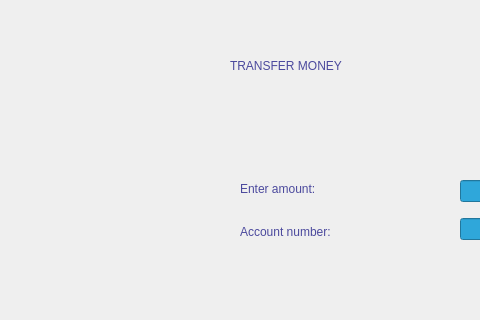
First picture: the form in view/transfer.ui, repository rawsashimi1604/1009_BankingSystem, before the edit; both pictures show x 0 to 480 and y 0 to 320 of the 954 by 507 pixel window.
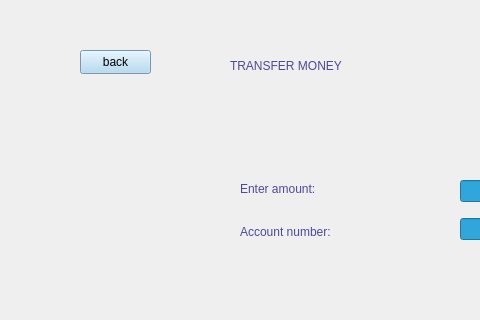
Second picture: the form after the edit.

Commit message: linked all button to their ui except for leaderboard

```diff
--- a/view/transfer.ui
+++ b/view/transfer.ui
@@ -116,6 +116,23 @@
     </item>
    </layout>
   </widget>
+  <widget class="QPushButton" name="pushButton_2">
+   <property name="geometry">
+    <rect>
+     <x>80</x>
+     <y>50</y>
+     <width>71</width>
+     <height>24</height>
+    </rect>
+   </property>
+   <property name="styleSheet">
+    <string notr="true">background-color: rgb(168, 212, 241);
+font: 700 9pt &quot;Segoe UI&quot;;</string>
+   </property>
+   <property name="text">
+    <string>back</string>
+   </property>
+  </widget>
  </widget>
  <resources/>
  <connections/>
```
The commit also changes 10 other files.
